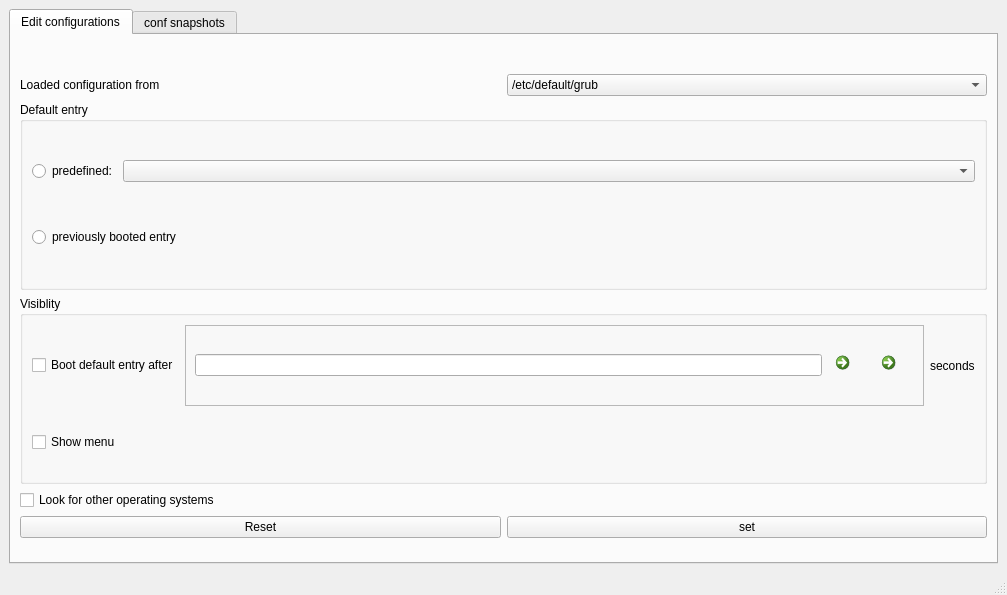
Thenujan-0/grub-editor, file ui/main.ui: the form before one commit.
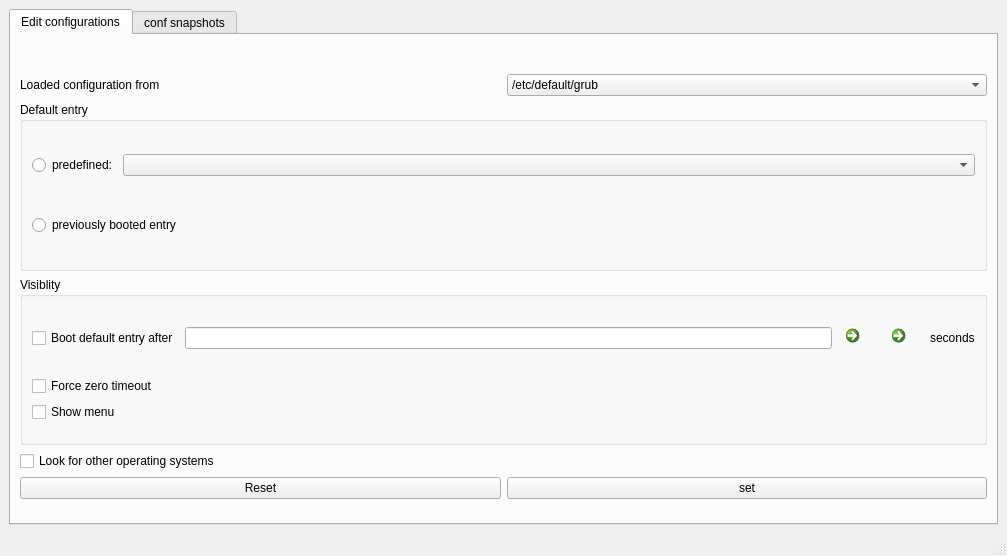
The form after the commit. Icons and pictures are not drawn.

Commit message: Added force zero timeout option

Patch:
```diff
--- a/ui/main.ui
+++ b/ui/main.ui
@@ -7,7 +7,7 @@
     <x>0</x>
     <y>0</y>
     <width>1007</width>
-    <height>595</height>
+    <height>556</height>
    </rect>
   </property>
   <property name="minimumSize">
@@ -26,10 +26,22 @@
     </property>
     <item>
      <widget class="QTabWidget" name="tabWidget">
+      <property name="maximumSize">
+       <size>
+        <width>1000</width>
+        <height>16777215</height>
+       </size>
+      </property>
       <property name="currentIndex">
        <number>0</number>
       </property>
       <widget class="QWidget" name="edit_configurations">
+       <property name="maximumSize">
+        <size>
+         <width>1000</width>
+         <height>16777215</height>
+        </size>
+       </property>
        <attribute name="title">
         <string>Edit configurations</string>
        </attribute>
@@ -82,28 +94,24 @@
               <property name="title">
                <string>Visiblity</string>
               </property>
-              <layout class="QGridLayout" name="gridLayout_4">
-               <item row="1" column="0">
-                <layout class="QHBoxLayout" name="horizontalLayout_2">
+              <layout class="QGridLayout" name="gridLayout_4" rowstretch="0,0,0">
                  <property name="bottomMargin">
                   <number>20</number>
                  </property>
-                 <item>
+               <item row="2" column="0">
                   <widget class="QCheckBox" name="checkBox_show_menu">
                    <property name="text">
                     <string>Show menu</string>
                    </property>
                   </widget>
                  </item>
-                </layout>
-               </item>
                <item row="0" column="0">
                 <layout class="QHBoxLayout" name="horizontalLayout">
                  <property name="leftMargin">
                   <number>0</number>
                  </property>
                  <property name="bottomMargin">
-                  <number>20</number>
+                  <number>0</number>
                  </property>
                  <item>
                   <widget class="QCheckBox" name="checkBox_boot_default_entry_after">
@@ -113,32 +121,6 @@
                   </widget>
                  </item>
                  <item>
-                  <widget class="QFrame" name="frame_default_entry">
-                   <property name="minimumSize">
-                    <size>
-                     <width>200</width>
-                     <height>0</height>
-                    </size>
-                   </property>
-                   <property name="styleSheet">
-                    <string notr="true"/>
-                   </property>
-                   <property name="frameShape">
-                    <enum>QFrame::StyledPanel</enum>
-                   </property>
-                   <property name="frameShadow">
-                    <enum>QFrame::Raised</enum>
-                   </property>
-                   <layout class="QGridLayout" name="gridLayout_3">
-                    <property name="topMargin">
-                     <number>0</number>
-                    </property>
-                    <property name="bottomMargin">
-                     <number>0</number>
-                    </property>
-                    <item row="0" column="0">
-                     <layout class="QHBoxLayout" name="horizontalLayout_4">
-                      <item>
                        <widget class="QLineEdit" name="ledit_grub_timeout"/>
                       </item>
                       <item>
@@ -193,11 +175,6 @@
                         </property>
                        </widget>
                       </item>
-                     </layout>
-                    </item>
-                   </layout>
-                  </widget>
-                 </item>
                  <item>
                   <widget class="QLabel" name="label_2">
                    <property name="text">
@@ -207,11 +184,24 @@
                  </item>
                 </layout>
                </item>
+               <item row="1" column="0">
+                <widget class="QCheckBox" name="cBox_force_timeout">
+                 <property name="text">
+                  <string>Force zero timeout</string>
+                 </property>
+                </widget>
+               </item>
               </layout>
              </widget>
             </item>
             <item row="0" column="0">
              <widget class="QGroupBox" name="groupBox_2">
+              <property name="maximumSize">
+               <size>
+                <width>1000</width>
+                <height>16777215</height>
+               </size>
+              </property>
               <property name="title">
                <string>Default entry</string>
               </property>
```
Left out of the diff: 4 changed lines with no effect on the pictures. Lines whose indentation alone changed are shown as unchanged. The commit also changes 7 other files.
